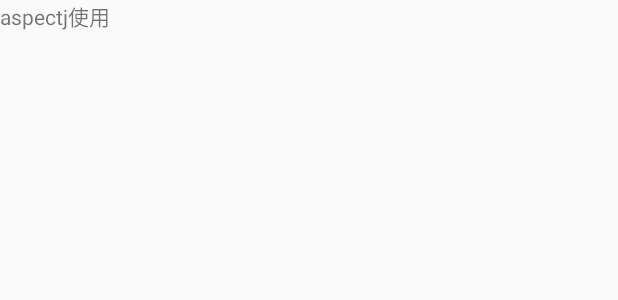
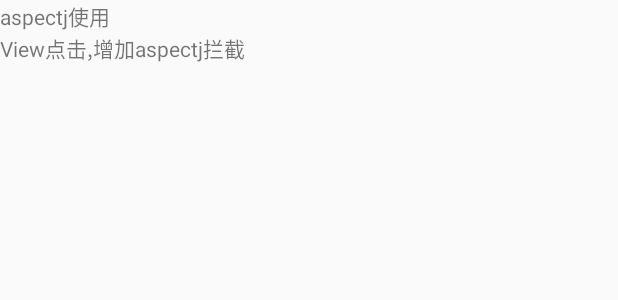
Before and after one commit to chenjianqiang/androidx, an Android app: the layout activity_aop_demo.xml on its own in the app's theme, with its tools: preview values and no code run, on a phone screen of 412 x 824 dp. Shown: the top 300 px of the screen. Run offline under Robolectric (Android 15) with nearby library versions, the phone set to English and light mode, and no system bars.

```diff
--- a/app/build.gradle
+++ b/app/build.gradle
@@ -32,6 +32,7 @@ dependencies {
     implementation fileTree(dir: "libs", include: ["*.jar"])
     implementation 'androidx.appcompat:appcompat:1.1.0'
     implementation 'androidx.constraintlayout:constraintlayout:1.1.3'
+    implementation 'com.blankj:utilcode:1.28.4'
     testImplementation 'junit:junit:4.12'
     androidTestImplementation 'androidx.test.ext:junit:1.1.1'
     androidTestImplementation 'androidx.test.espresso:espresso-core:3.2.0'
--- a/app/src/main/res/layout/activity_aop_demo.xml
+++ b/app/src/main/res/layout/activity_aop_demo.xml
@@ -1,6 +1,12 @@
 <?xml version="1.0" encoding="utf-8"?>
 <layout xmlns:android="http://schemas.android.com/apk/res/android"
     xmlns:app="http://schemas.android.com/apk/res-auto">
+    <data>
+        <variable
+            name="onClickListener"
+            type="android.view.View.OnClickListener" />
+
+    </data>
 
     <androidx.constraintlayout.widget.ConstraintLayout
         android:layout_width="match_parent"
@@ -15,6 +21,15 @@
             app:layout_constraintLeft_toLeftOf="parent"
             app:layout_constraintTop_toTopOf="parent"/>
 
+        <TextView
+            android:id="@+id/tv_as"
+            android:layout_width="wrap_content"
+            android:layout_height="wrap_content"
+            android:onClick="@{onClickListener}"
+            app:layout_constraintTop_toBottomOf="@+id/content"
+            app:layout_constraintLeft_toLeftOf="parent"
+            android:text="View点击,增加aspectj拦截"/>
+
     </androidx.constraintlayout.widget.ConstraintLayout>
 
 </layout>
```
Also changed, not shown: app/src/main/java/com/cjq/androidx/activity/AopDemoActivity.java (+15 -1 lines).
